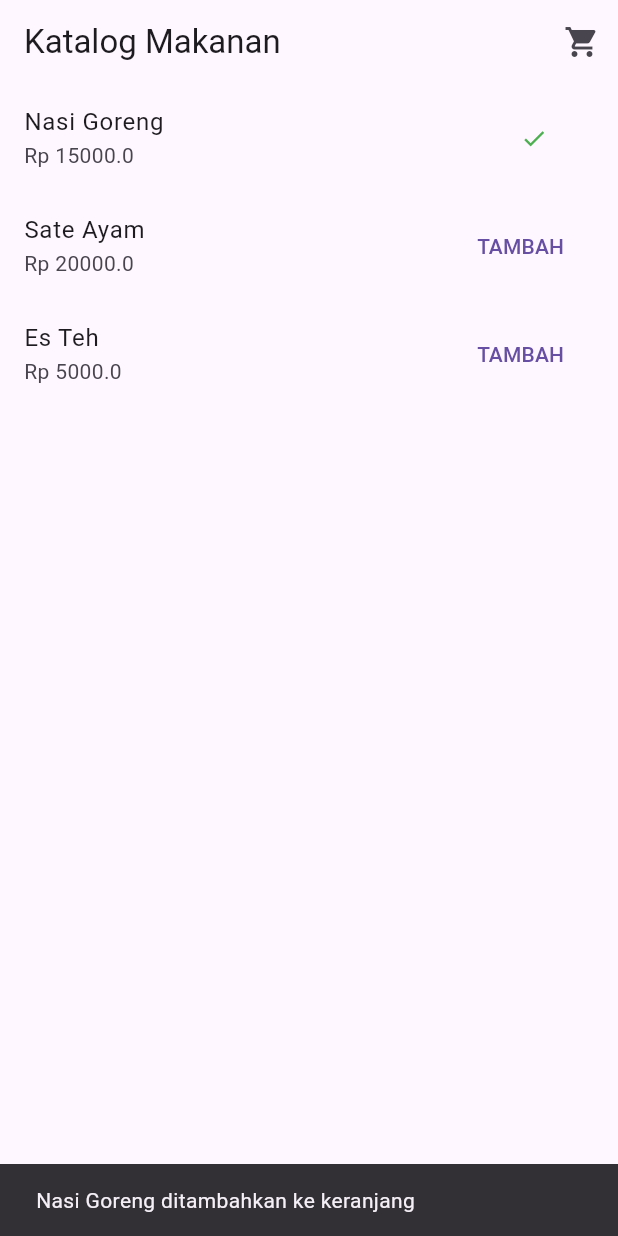
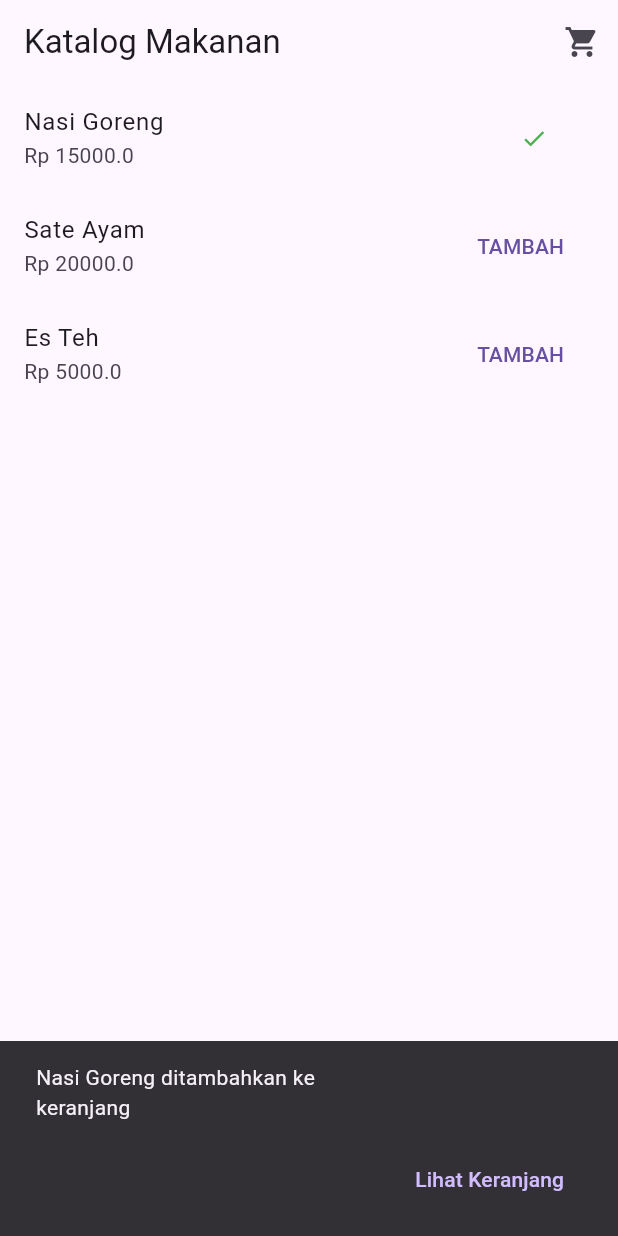
Before and after one commit to muhamadayeshaaulia/semester6.3_Clean_Architecture, a Flutter app: the screen it shows after launch, after a tap on "TAMBAH", on a phone screen of 412 x 824 dp. Run offline on Flutter 3.47's test engine with Material 3 defaults, Android fonts, the light colour scheme and no system bars.

Commit message:
memberikan action pada snackbar ketika muncul notif bis alangsung di klik juga label lihat keranjang dan mengarahkan ke halaman keranjang atau cart

```diff
--- a/lib/features/cart/presentation/widgets/add_button_widget.dart
+++ b/lib/features/cart/presentation/widgets/add_button_widget.dart
@@ -19,6 +19,10 @@ class AddButtonWidget extends StatelessWidget {
               ScaffoldMessenger.of(context).showSnackBar(
                 SnackBar(
                   content: Text('${product.name} ditambahkan ke keranjang'),
+                  action: SnackBarAction(
+                    label: 'Lihat Keranjang',
+                    onPressed: () => Navigator.pushNamed(
+                      context, '/cart')),
                 ),
               );
             },
```
